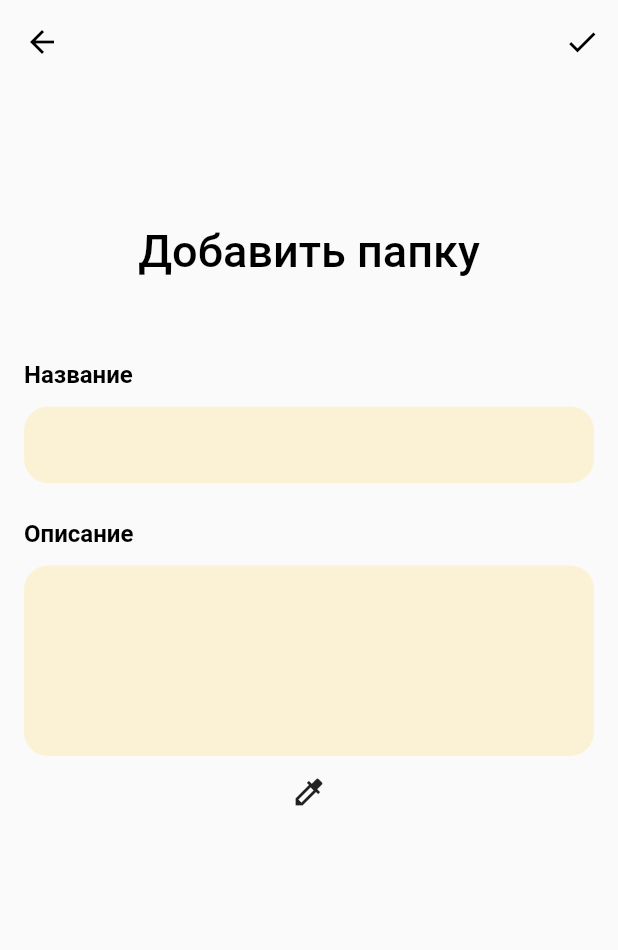
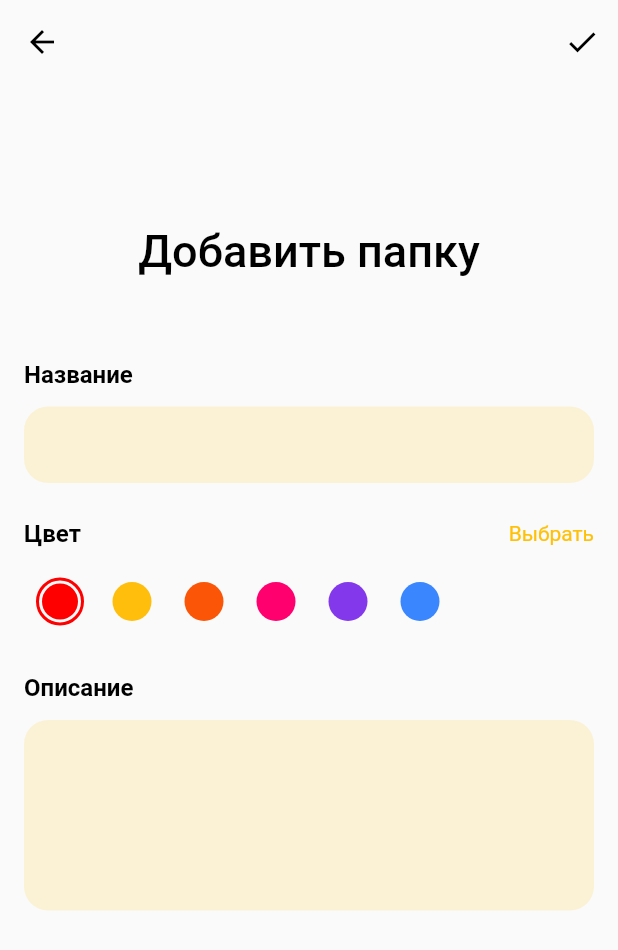
Before and after one commit to just-another-kirill-ilichev/sample_todo_app, a Flutter app: the FolderFormPage screen opened by its route, on a phone screen of 412 x 824 dp. Shown: the top 950 px of the screen. Run offline on Flutter 3.47's test engine with Material 2 defaults, Android fonts, the phone set to English and light mode, and no system bars; our stand-ins replace sqflite; accounts and stored records are empty.

Commit message:
Fixed folder color form field UI

```diff
--- a/lib/page/folder_form_page/folder_form_page.dart
+++ b/lib/page/folder_form_page/folder_form_page.dart
@@ -2,7 +2,9 @@ import 'package:flutter/material.dart';
 import 'package:provider/provider.dart';
 import 'package:sample_todo_app/page/folder_form_page/folder_form_state.dart';
 import 'package:sample_todo_app/state/folders_change_notifier.dart';
-import 'package:sample_todo_app/widget/custom_color_picker.dart';
+import 'package:sample_todo_app/widget/clickable_text.dart';
+import 'package:sample_todo_app/widget/color_field/color_field.dart';
+import 'package:sample_todo_app/widget/color_field/color_picker.dart';
 import 'package:sample_todo_app/widget/custom_form_scaffold.dart';
 import 'package:sample_todo_app/widget/custom_form_section.dart';
 
@@ -31,6 +33,32 @@ class FolderFormPage extends StatelessWidget {
             ),
           ),
           CustomFormSection(
+            title: Text('Цвет'),
+            action: ClickableText(
+              text: 'Выбрать',
+              onTap: () async {
+                _formState.color = await showDialog(
+                  context: context,
+                  builder: (_) => ColorPicker(
+                    initialValue: _formState.color!,
+                  ),
+                );
+              },
+            ),
+            field: ColorFormField(
+              initialValue:
+                  _formState.color != null ? Color(_formState.color!) : null,
+              palette: [
+                Color(0xffffbe0b),
+                Color(0xfffb5607),
+                Color(0xffff006e),
+                Color(0xff8338ec),
+                Color(0xff3a86ff),
+              ],
+              onSaved: (value) => _formState.color = value?.value,
+            ),
+          ),
+          CustomFormSection(
             title: Text('Описание'),
             field: TextFormField(
               keyboardType: TextInputType.multiline,
@@ -42,17 +70,6 @@ class FolderFormPage extends StatelessWidget {
                   value?.isEmpty ?? true ? 'Заполните это поле' : null,
             ),
           ),
-          IconButton(
-            onPressed: () async {
-              _formState.color = await showDialog(
-                context: context,
-                builder: (_) => CustomColorPicker(
-                  initialValue: _formState.color!,
-                ),
-              );
-            },
-            icon: Icon(Icons.colorize),
-          )
         ]),
       ),
       saveFormCallback: (_) async => await _save(context),
--- a/lib/page/todo_form_page/todo_form_page.dart
+++ b/lib/page/todo_form_page/todo_form_page.dart
@@ -7,6 +7,7 @@ import 'package:sample_todo_app/model/todo.dart';
 import 'package:sample_todo_app/page/todo_form_page/todo_form_state.dart';
 import 'package:sample_todo_app/state/folders_change_notifier.dart';
 import 'package:sample_todo_app/state/todo_change_notifier.dart';
+import 'package:sample_todo_app/widget/clickable_text.dart';
 import 'package:sample_todo_app/widget/custom_form_scaffold.dart';
 import 'package:sample_todo_app/widget/custom_form_section.dart';
 import 'package:sample_todo_app/widget/custom_selector/custom_selector.dart';
@@ -52,13 +53,9 @@ class TodoFormPage extends StatelessWidget {
   Widget _buildFolder(BuildContext context) {
     return CustomFormSection(
       title: Text('Папка'),
-      action: RichText(
-        text: TextSpan(
-          style: TextStyle(color: Theme.of(context).accentColor),
-          text: 'Добавить',
-          recognizer: TapGestureRecognizer()
-            ..onTap = () => Navigator.pushNamed(context, AppRoute.add_folder),
-        ),
+      action: ClickableText(
+        text: 'Добавить',
+        onTap: () => Navigator.pushNamed(context, AppRoute.add_folder),
       ),
       field: CustomSelectorFormField<int>(
         title: 'Выберите папку',
--- /dev/null
+++ b/lib/widget/clickable_text.dart
@@ -0,0 +1,23 @@
+import 'package:flutter/material.dart';
+
+class ClickableText extends StatelessWidget {
+  final VoidCallback onTap;
+  final String text;
+
+  const ClickableText({
+    Key? key,
+    required this.onTap,
+    required this.text,
+  }) : super(key: key);
+
+  @override
+  Widget build(BuildContext context) {
+    return GestureDetector(
+      onTap: onTap,
+      child: Text(
+        text,
+        style: TextStyle(color: Theme.of(context).accentColor),
+      ),
+    );
+  }
+}
--- /dev/null
+++ b/lib/widget/color_field/color_field.dart
@@ -0,0 +1,56 @@
+import 'package:flutter/material.dart';
+import 'package:sample_todo_app/widget/color_field/color_tile.dart';
+
+class ColorFormField extends FormField<Color> {
+  ColorFormField({
+    required FormFieldSetter<Color> onSaved,
+    required List<Color> palette,
+    required Color? initialValue,
+    InputDecoration? decoration,
+  }) : super(
+          initialValue: initialValue,
+          onSaved: onSaved,
+          builder: (FormFieldState<Color> state) {
+            return ColorField(
+              value: state.value,
+              palette: palette,
+              onChanged: state.didChange,
+            );
+          },
+        );
+}
+
+class ColorField extends StatelessWidget {
+  final Color? value;
+  final List<Color> palette;
+  final ValueChanged<Color> onChanged;
+
+  const ColorField({
+    Key? key,
+    required this.value,
+    required this.palette,
+    required this.onChanged,
+  }) : super(key: key);
+
+  @override
+  Widget build(BuildContext context) {
+    var colors = palette;
+
+    if (!palette.contains(value) && value != null) {
+      colors.insert(0, value!);
+    }
+
+    return Row(
+      children: colors.map((e) => _buildItem(e)).toList(),
+    );
+  }
+
+  Widget _buildItem(Color e) {
+    return ColorTile(
+      value: e,
+      selected: e == value,
+      onTap: () => onChanged(e),
+      size: 32,
+    );
+  }
+}
--- a/lib/widget/custom_color_picker.dart
+++ b/lib/widget/color_field/color_picker.dart
@@ -1,10 +1,10 @@
 import 'package:flutter/material.dart';
 
-class CustomColorPicker extends StatefulWidget {
+class ColorPicker extends StatefulWidget {
   final int initialValue;
   final List<int> palette;
 
-  const CustomColorPicker({
+  const ColorPicker({
     Key? key,
     required this.initialValue,
     this.palette = const [
@@ -17,10 +17,10 @@ class CustomColorPicker extends StatefulWidget {
   }) : super(key: key);
 
   @override
-  _CustomColorPickerState createState() => _CustomColorPickerState();
+  _ColorPickerState createState() => _ColorPickerState();
 }
 
-class _CustomColorPickerState extends State<CustomColorPicker> {
+class _ColorPickerState extends State<ColorPicker> {
   late int _value;
 
   @override
--- /dev/null
+++ b/lib/widget/color_field/color_tile.dart
@@ -0,0 +1,44 @@
+import 'package:flutter/material.dart';
+
+class ColorTile extends StatelessWidget {
+  final Color value;
+  final bool selected;
+  final VoidCallback onTap;
+  final double size;
+  final EdgeInsets margin;
+
+  const ColorTile({
+    Key? key,
+    required this.value,
+    required this.selected,
+    required this.onTap,
+    this.size = 48,
+    this.margin = const EdgeInsets.all(8),
+  }) : super(key: key);
+
+  @override
+  Widget build(BuildContext context) {
+    return InkWell(
+      onTap: onTap,
+      borderRadius: BorderRadius.circular(32),
+      child: Container(
+        width: size,
+        height: size,
+        margin: margin,
+        padding: const EdgeInsets.all(2),
+        decoration: BoxDecoration(
+          borderRadius: BorderRadius.circular(32),
+          border: selected
+              ? Border.all(color: value, width: 2)
+              : Border.all(color: Colors.transparent),
+        ),
+        child: Container(
+          decoration: BoxDecoration(
+            borderRadius: BorderRadius.circular(32),
+            color: value,
+          ),
+        ),
+      ),
+    );
+  }
+}
```
